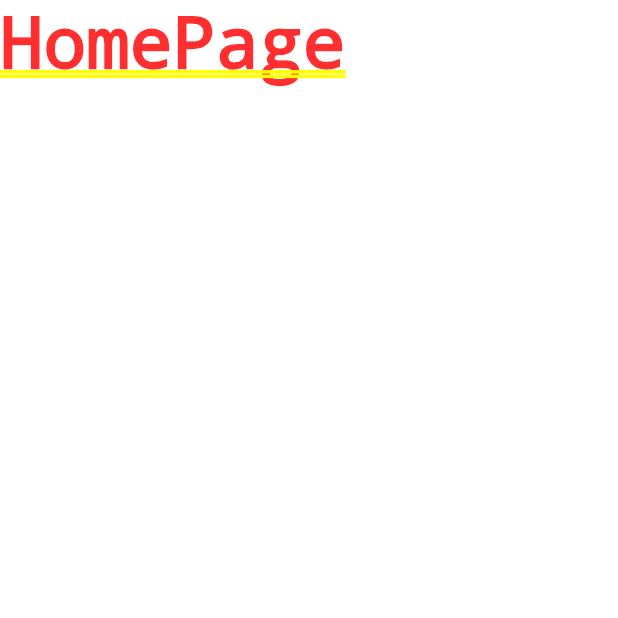
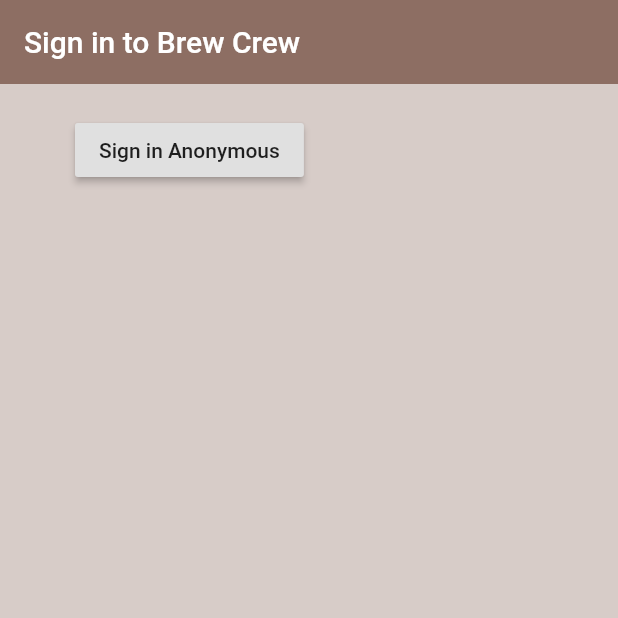
Before and after one commit to ahmeriqbal7aa/coffee_app, a Flutter app: the screen it shows after launch, on a phone screen of 412 x 824 dp, the top half of it. Run offline on Flutter 3.47's test engine with Material 2 defaults, Android fonts, the phone set to English and light mode, and no system bars; our stand-ins replace firebase_auth, firebase_core; accounts and stored records are empty.

Commit message:
Create Some Folders/Files || Check SignIn Anonymously

```diff
--- a/lib/main.dart
+++ b/lib/main.dart
@@ -10,7 +10,6 @@
 }
 
 class MyApp extends StatelessWidget {
-  // This widget is the root of your application.
   @override
   Widget build(BuildContext context) {
     return MaterialApp(
--- /dev/null
+++ b/lib/models/user.dart
@@ -0,0 +1,9 @@
+class UserOfFirebase {
+  final String uid;
+  UserOfFirebase({required this.uid});
+}
+
+// purpose of above class is actually
+// to turn Firebase_User_Obj into a
+// user_obj based on this class
+// so we turn FirebaseUser's obj--> "user" into our CustomUser's obj--> "uid"
--- a/lib/screens/authenticate/authenticate.dart
+++ b/lib/screens/authenticate/authenticate.dart
@@ -1,15 +1,16 @@
+import 'package:coffee_app/screens/authenticate/sign_in.dart';
 import 'package:flutter/material.dart';
 
-class Authentication extends StatefulWidget {
+class Authenticate extends StatefulWidget {
   @override
-  _AuthenticationState createState() => _AuthenticationState();
+  _AuthenticateState createState() => _AuthenticateState();
 }
 
-class _AuthenticationState extends State<Authentication> {
+class _AuthenticateState extends State<Authenticate> {
   @override
   Widget build(BuildContext context) {
     return Container(
-      child: Text('Authenticate'),
+      child: SignIn(),
     );
   }
 }
--- /dev/null
+++ b/lib/screens/authenticate/sign_in.dart
@@ -0,0 +1,40 @@
+import 'package:coffee_app/services/auth.dart';
+import 'package:flutter/material.dart';
+
+class SignIn extends StatefulWidget {
+  @override
+  _SignInState createState() => _SignInState();
+}
+
+class _SignInState extends State<SignIn> {
+  final AuthService _auth = AuthService();
+
+  @override
+  Widget build(BuildContext context) {
+    return Scaffold(
+      backgroundColor: Colors.brown[100],
+      appBar: AppBar(
+        backgroundColor: Colors.brown[400],
+        elevation: 0.0,
+        title: Text('Sign in to Brew Crew'),
+      ),
+      body: Container(
+        padding: EdgeInsets.symmetric(vertical: 20.0, horizontal: 50.0),
+        // ignore: deprecated_member_use
+        child: RaisedButton(
+          child: Text('Sign in Anonymous'),
+          onPressed: () async {
+            dynamic result = await _auth.signInAnonymous();
+            if (result == null) {
+              print('Error Signing In');
+            } else {
+              print('Signed in');
+              print(result);
+              print(result.uid);
+            }
+          },
+        ),
+      ),
+    );
+  }
+}
--- a/lib/screens/wrapper.dart
+++ b/lib/screens/wrapper.dart
@@ -1,10 +1,10 @@
-import 'package:coffee_app/screens/home/home.dart';
+import 'package:coffee_app/screens/authenticate/authenticate.dart';
 import 'package:flutter/material.dart';
 
 class WrapperPage extends StatelessWidget {
   @override
   Widget build(BuildContext context) {
     // return either the Home or Authenticate widget
-    return HomePage();
+    return Authenticate();
   }
 }
```
Also changed, not shown: lib/services/auth.dart (+10 -3 lines).
